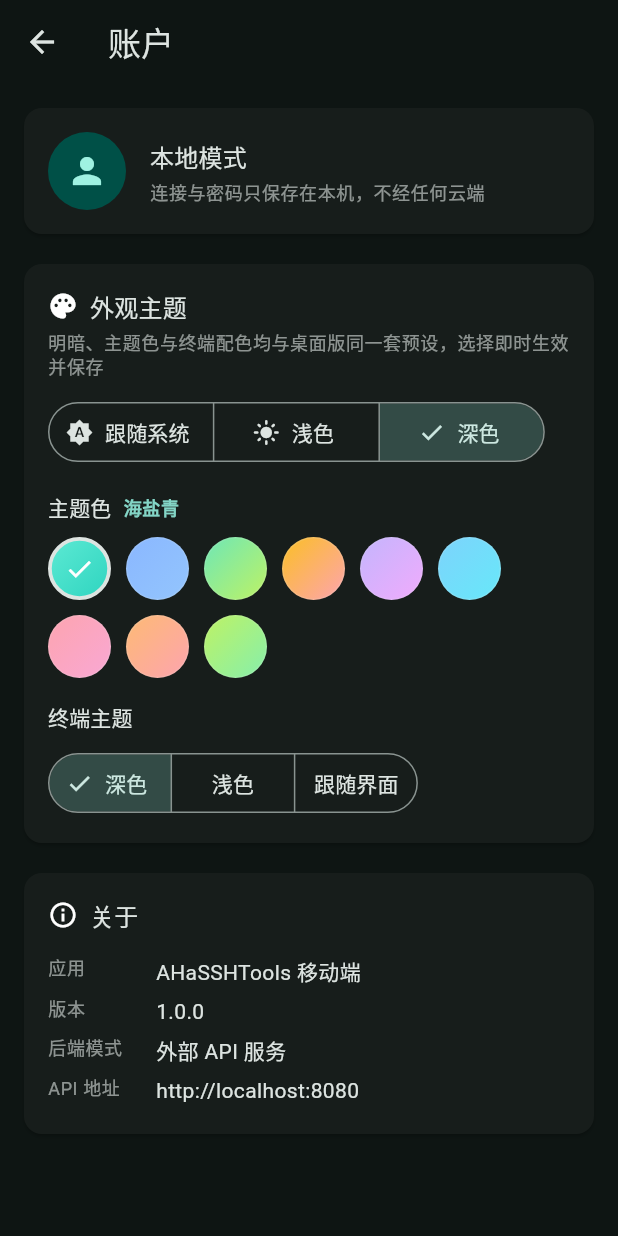
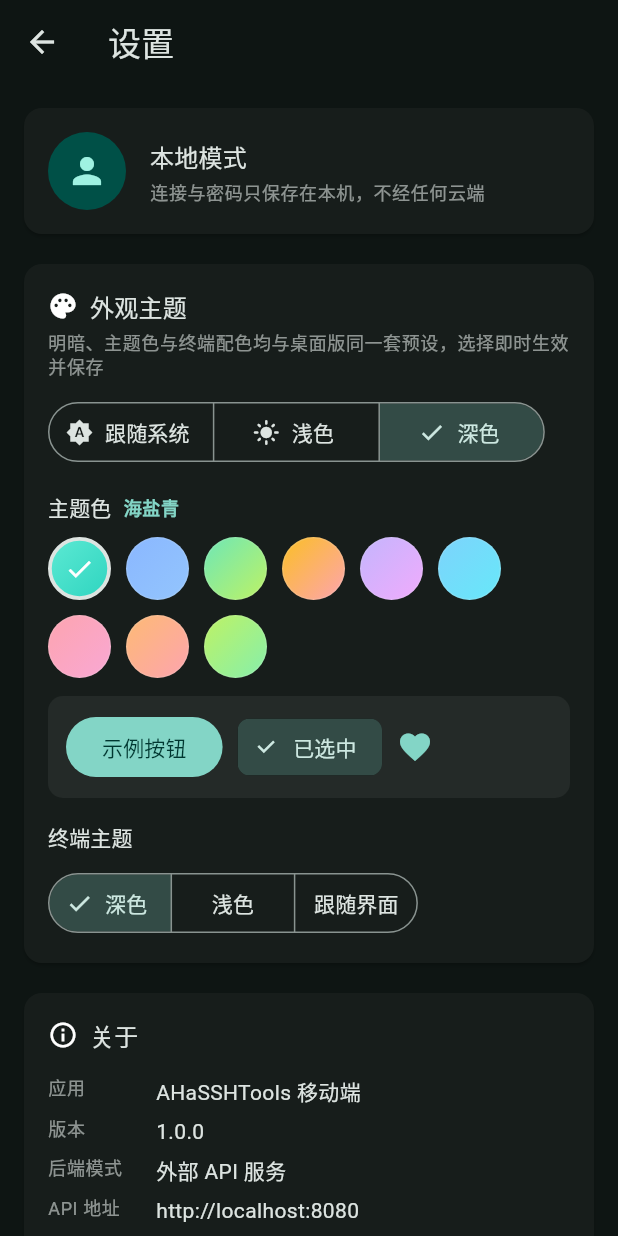
Before and after one commit to a602017206/sshTools, a Flutter app: the AccountScreen screen opened directly, after a tap on "浅色", after a tap on "深色", on a phone screen of 412 x 824 dp. Run offline on Flutter 3.47's test engine with Material 3 defaults, Android fonts, the phone set to English and light mode, and no system bars; our stand-ins replace dio, file_picker, flutter_riverpod, logger, shared_preferences; missing offline and left inert: xterm; accounts and stored records are empty; network calls fail.

Commit message:
fix(mobile): 实机反馈四问题修复与仪表盘每核数据
- 账户改名为设置（导航与页面标题，齿轮图标）
- 会话列表切到本栏时自动刷新（IndexedStack 保活导致 initState 只跑一次，连了终端仍显示空）
- 资产卡片操作按钮改 Wrap 换行，修复窄屏删除按钮溢出卡片
- 仪表盘四环改用主题色板，设置页加主题色实时预览控件组
- 后端补每核 CPU 采样（/proc/stat 两次快照），核心数不再兜底为 1；前端取不到显示 —
- 运行时间格式化为 X天X小时，环下子文本允许两行防截断，延迟改称响应时长

Co-authored-by: Cursor <cursoragent@cursor.com>

```diff
--- a/flutter_ui/lib/presentation/screens/account/account_screen.dart
+++ b/flutter_ui/lib/presentation/screens/account/account_screen.dart
@@ -4,8 +4,8 @@ import 'package:flutter_riverpod/flutter_riverpod.dart';
 import '../../../core/constants/api_constants.dart';
 import '../../../core/theme/theme_provider.dart';
 
-/// 账户页（本地模式）：主题切换、连接状态与应用信息。
-/// 本应用无云账号体系，这里对应 HexHub「账户」栏的位置，
+/// 设置页（本地模式，原「账户」）：主题切换、连接状态与应用信息。
+/// 本应用无云账号体系，这一栏实际承载的是设置，故按用户反馈改名。
 /// 承载外观设置与本地数据说明。
 class AccountScreen extends ConsumerWidget {
   const AccountScreen({super.key});
@@ -18,7 +18,7 @@ class AccountScreen extends ConsumerWidget {
     final isDark = Theme.of(context).brightness == Brightness.dark;
 
     return Scaffold(
-      appBar: AppBar(title: const Text('账户')),
+      appBar: AppBar(title: const Text('设置')),
       body: ListView(
         padding: const EdgeInsets.all(12),
         children: [
@@ -136,6 +136,37 @@ class AccountScreen extends ConsumerWidget {
                               .setAccent(item),
                         ),
                     ],
+                  ),
+                  const SizedBox(height: 12),
+                  // 主题色实时预览：染色面积小的时候用户感知不到切换效果，
+                  // 这里给一组跟随当前配色的示例控件，点色点立刻能对比
+                  Container(
+                    padding: const EdgeInsets.symmetric(
+                        horizontal: 12, vertical: 10),
+                    decoration: BoxDecoration(
+                      color: Theme.of(context)
+                          .colorScheme
+                          .surfaceContainerHighest
+                          .withValues(alpha: 0.5),
+                      borderRadius: BorderRadius.circular(10),
+                    ),
+                    child: Row(
+                      children: [
+                        FilledButton(
+                          onPressed: () {},
+                          child: const Text('示例按钮'),
+                        ),
+                        const SizedBox(width: 10),
+                        ChoiceChip(
+                          label: const Text('已选中'),
+                          selected: true,
+                          onSelected: (_) {},
+                        ),
+                        const SizedBox(width: 10),
+                        Icon(Icons.favorite,
+                            color: Theme.of(context).colorScheme.primary),
+                      ],
+                    ),
                   ),
                   const SizedBox(height: 16),
                   Text('终端主题',
--- a/flutter_ui/lib/presentation/screens/app_shell.dart
+++ b/flutter_ui/lib/presentation/screens/app_shell.dart
@@ -58,9 +58,9 @@ class AppShell extends ConsumerWidget {
             label: '会话列表',
           ),
           NavigationDestination(
-            icon: Icon(Icons.person_outline),
-            selectedIcon: Icon(Icons.person),
-            label: '账户',
+            icon: Icon(Icons.settings_outlined),
+            selectedIcon: Icon(Icons.settings),
+            label: '设置',
           ),
         ],
       ),
--- a/flutter_ui/lib/presentation/widgets/metric_gauge.dart
+++ b/flutter_ui/lib/presentation/widgets/metric_gauge.dart
@@ -62,6 +62,8 @@ class MetricGauge extends StatelessWidget {
                 fontSize: 11,
               ),
           textAlign: TextAlign.center,
+          // 每环列宽只有约 85px，一行放不下完整用量，允许两行避免被截断
+          maxLines: 2,
           overflow: TextOverflow.ellipsis,
         ),
       ],
```
Also changed, not shown: flutter_ui/lib/presentation/screens/connections/connection_list_screen.dart (+7 -3 lines), flutter_ui/lib/presentation/screens/dashboard/dashboard_screen.dart (+33 -8 lines), flutter_ui/lib/presentation/screens/sessions/sessions_screen.dart (+14 -0 lines), 2 other files.
